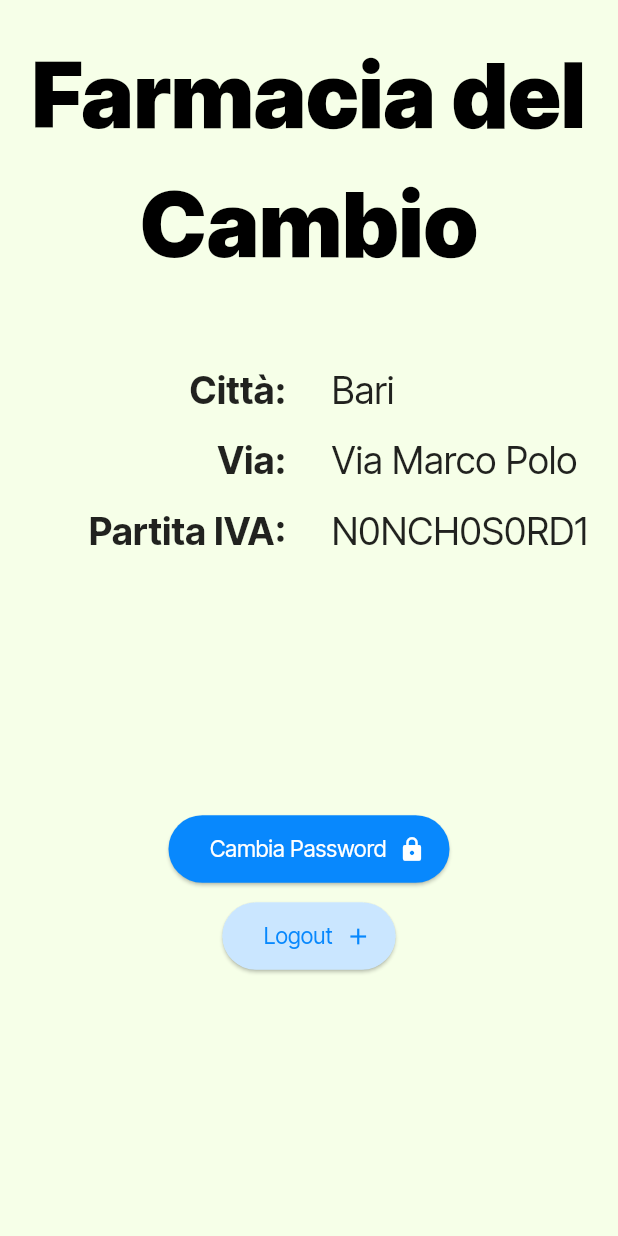
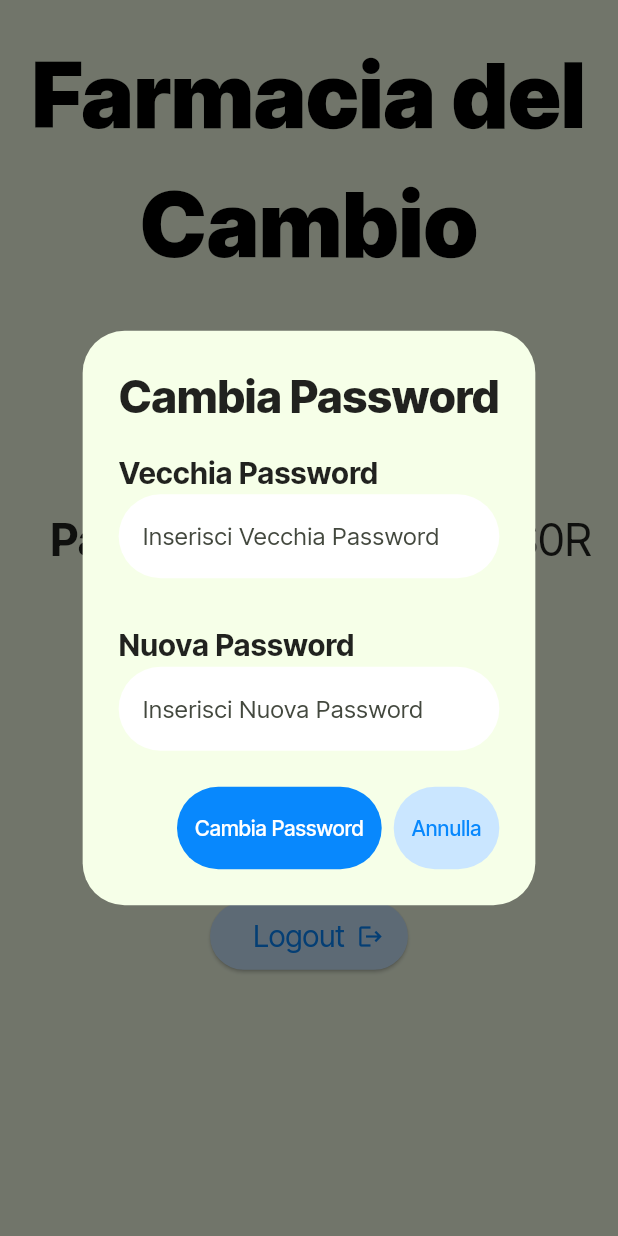
Before and after one commit to FLopriore/pharmate_farmacia, a Flutter app: the ProfilePage screen opened directly, after a tap on "Cambia Password", on a phone screen of 412 x 824 dp. Run offline on Flutter 3.47's test engine with Material 2 defaults, Android fonts, the phone set to English and light mode, and no system bars; our stand-ins replace google_fonts.

Commit message:
Improved Profile Page: Add Change Password PopUp

```diff
--- a/lib/screens/profile_page.dart
+++ b/lib/screens/profile_page.dart
@@ -1,5 +1,5 @@
 import 'package:flutter/material.dart';
-import 'package:pharmate_farmacia/widgets/profile_entry.dart';
+import 'package:pharmate_farmacia/widgets/change_password.dart';
 
 class ProfilePage extends StatelessWidget {
   const ProfilePage({super.key});
@@ -21,19 +21,7 @@ class ProfilePage extends StatelessWidget {
               textAlign: TextAlign.center,
             ),
               const SizedBox(height: 50,),
-              /*
-              const ProfileEntry(textParam: "Città: ", textEntry: 'Bari'),
-              const ProfileEntry(textParam: "Via: ", textEntry: 'Via Marco Polo'),
-              const ProfileEntry(textParam: "Partita IVA: ", textEntry: 'N0NCH0S0RD1'),*/
-
-              /*
-                  Text('Città: ',style: const TextStyle(fontWeight: FontWeight.bold,fontSize: 25),textAlign: TextAlign.end,),
-                  Text('Bari',style: const TextStyle(fontWeight: FontWeight.normal,fontSize: 25),textAlign: TextAlign.start,),
-                  Text('Via: ',style: const TextStyle(fontWeight: FontWeight.bold,fontSize: 25),textAlign: TextAlign.end,),
-                  Text('Via Marco Polo',style: const TextStyle(fontWeight: FontWeight.normal,fontSize: 25),textAlign: TextAlign.start,),
-                  Text('Partita IVA: ',style: const TextStyle(fontWeight: FontWeight.bold,fontSize: 25),textAlign: TextAlign.end,),
-                  Text('N0NCH0S0RD1',style: const TextStyle(fontWeight: FontWeight.normal,fontSize: 25),textAlign: TextAlign.start,), */
-              SizedBox(width: 400, height: 250,
+              SizedBox(width: 500, height: 250,
               child:GridView.count(
                   shrinkWrap: true,
                   primary: false,
@@ -42,12 +30,12 @@ class ProfilePage extends StatelessWidget {
                   childAspectRatio: 5,
                   crossAxisCount: 2,
                   children: <Widget>[
-                  Text('Città: ',style: const TextStyle(fontWeight: FontWeight.bold,fontSize: 25),textAlign: TextAlign.end,),
-                  Text('Bari',style: const TextStyle(fontWeight: FontWeight.normal,fontSize: 25),textAlign: TextAlign.start,),
-                  Text('Via: ',style: const TextStyle(fontWeight: FontWeight.bold,fontSize: 25),textAlign: TextAlign.end,),
-                  Text('Via Marco Polo',style: const TextStyle(fontWeight: FontWeight.normal,fontSize: 25),textAlign: TextAlign.start,),
-                  Text('Partita IVA: ',style: const TextStyle(fontWeight: FontWeight.bold,fontSize: 25),textAlign: TextAlign.end,),
-                  Text('N0NCH0S0RD1',style: const TextStyle(fontWeight: FontWeight.normal,fontSize: 25),textAlign: TextAlign.start,),
+                  Text('Città: ',style: const TextStyle(fontWeight: FontWeight.bold,fontSize: 30),textAlign: TextAlign.end,),
+                  Text('Bari',style: const TextStyle(fontWeight: FontWeight.normal,fontSize: 30),textAlign: TextAlign.start,),
+                  Text('Via: ',style: const TextStyle(fontWeight: FontWeight.bold,fontSize: 30),textAlign: TextAlign.end,),
+                  Text('Via Marco Polo',style: const TextStyle(fontWeight: FontWeight.normal,fontSize: 30),textAlign: TextAlign.start,),
+                  Text('Partita IVA: ',style: const TextStyle(fontWeight: FontWeight.bold,fontSize: 30),textAlign: TextAlign.end,),
+                  Text('N0NCH0S0RD1',style: const TextStyle(fontWeight: FontWeight.normal,fontSize: 30),textAlign: TextAlign.start,),
                   ],
                 ),),
               const SizedBox(height: 50,),
@@ -59,9 +47,9 @@ class ProfilePage extends StatelessWidget {
                     foregroundColor: Colors.white,
                     fixedSize: Size.fromHeight(45),
                   ),
-                  onPressed: (){},
+                  onPressed: () => showDialog(context: context, builder: (BuildContext context) => ChangePass()),
                   icon:const Icon(Icons.lock),
-                  label: const Text("Cambia Password ",style: TextStyle(fontWeight: FontWeight.normal,fontSize: 15),)),), //TODO: Change Password PopUp
+                  label: const Text("Cambia Password ",style: TextStyle(fontWeight: FontWeight.normal,fontSize: 20),)),), //TODO: Change Password PopUp
               const SizedBox(height: 10,),
               Directionality(
                 textDirection: TextDirection.rtl,
@@ -72,8 +60,8 @@ class ProfilePage extends StatelessWidget {
                     fixedSize: Size.fromHeight(45),
                   ),
                   onPressed: () {},
-                  icon:const Icon(Icons.add),
-                  label: const Text("Logout ",style: TextStyle(fontWeight: FontWeight.normal,fontSize: 15),)),),
+                  icon:const Icon(Icons.logout),
+                  label: const Text("Logout ",style: TextStyle(fontWeight: FontWeight.normal,fontSize: 20),)),),
       ],
       ),),);
 
--- a/lib/widgets/add_stock.dart
+++ b/lib/widgets/add_stock.dart
@@ -12,16 +12,16 @@ class _DialogAddStockState extends State<DialogAddStock> {
   @override
   Widget build(BuildContext context){
     return AlertDialog(
-      title: const Text("Aggiungi Giacenza",style: TextStyle(fontWeight: FontWeight.w800),),
+      title: const Text("Aggiungi Giacenza",style: TextStyle(fontWeight: FontWeight.w800,fontSize: 30),),
       content:Column(
         crossAxisAlignment: CrossAxisAlignment.stretch,
           //position
         mainAxisSize: MainAxisSize.min,
         children: [
-          const Text("Farmaco",style: TextStyle(fontWeight: FontWeight.bold),),
+          const Text("Farmaco",style: TextStyle(fontWeight: FontWeight.bold,fontSize: 20),),
           TextField(decoration: const InputDecoration(hintText: "Inserisci il codice del Farmaco",border: OutlineInputBorder(borderSide: BorderSide.none,borderRadius: BorderRadius.all(Radius.circular(40))),fillColor: Colors.white,filled: true,),inputFormatters: [FilteringTextInputFormatter.digitsOnly,]),
-          const SizedBox(height: 10,),
-          const Text("Quantità",style: TextStyle(fontWeight: FontWeight.bold),),
+          const SizedBox(height: 15,),
+          const Text("Quantità",style: TextStyle(fontWeight: FontWeight.bold,fontSize: 20),),
           TextField(decoration: const InputDecoration(hintText: "Qtà",border: OutlineInputBorder(borderSide: BorderSide.none,borderRadius: BorderRadius.all(Radius.circular(40))),fillColor: Colors.white,filled: true),inputFormatters: [FilteringTextInputFormatter.digitsOnly,],),
         ],),
       actions: [
@@ -30,7 +30,7 @@ class _DialogAddStockState extends State<DialogAddStock> {
           style: TextButton.styleFrom(
             backgroundColor: const Color(0xff0888fd),
             foregroundColor: Colors.white,
-            fixedSize: Size.fromHeight(45),
+            fixedSize: Size.fromHeight(55),
           ),
           child: const Text("Aggiungi"),), //TODO: Add to db the drugs
         TextButton(
@@ -38,7 +38,7 @@ class _DialogAddStockState extends State<DialogAddStock> {
           style: TextButton.styleFrom(
             backgroundColor: const Color(0xffCAE6FF),
             foregroundColor: const Color(0xff0888fd),
-            fixedSize: Size.fromHeight(45),
+            fixedSize: Size.fromHeight(55),
           ),
           child: const Text("Annulla"),),
       ],
--- /dev/null
+++ b/lib/widgets/change_password.dart
@@ -0,0 +1,47 @@
+import 'package:flutter/material.dart';
+import 'package:flutter/services.dart';
+
+class ChangePass extends StatefulWidget {
+  const ChangePass({super.key});
+
+  @override
+  State<ChangePass> createState() => _ChangePassState();
+}
+class _ChangePassState extends State<ChangePass> {
+
+  @override
+  Widget build(BuildContext context){
+    return AlertDialog(
+      title: const Text("Cambia Password",style: TextStyle(fontWeight: FontWeight.w800,fontSize: 30),),
+      content:Column(
+        crossAxisAlignment: CrossAxisAlignment.stretch,
+          //position
+        mainAxisSize: MainAxisSize.min,
+        children: [
+          const Text("Vecchia Password",style: TextStyle(fontWeight: FontWeight.bold,fontSize: 20),),
+          SizedBox(width:250,child:TextField(obscureText: true,decoration: const InputDecoration(hintText: "Inserisci Vecchia Password",border: OutlineInputBorder(borderSide: BorderSide.none,borderRadius: BorderRadius.all(Radius.circular(40))),fillColor: Colors.white,filled: true,)),),
+          Padding(padding: EdgeInsets.symmetric(vertical: 15,horizontal: 100)),
+          const Text("Nuova Password",style: TextStyle(fontWeight: FontWeight.bold,fontSize: 20),),
+          SizedBox(width:250,child:TextField(obscureText: true,decoration: const InputDecoration(hintText: "Inserisci Nuova Password",border: OutlineInputBorder(borderSide: BorderSide.none,borderRadius: BorderRadius.all(Radius.circular(40))),fillColor: Colors.white,filled: true),),),
+        ],),
+      actions: [
+        TextButton(
+          onPressed: (){},
+          style: TextButton.styleFrom(
+            backgroundColor: const Color(0xff0888fd),
+            foregroundColor: Colors.white,
+            fixedSize: Size.fromHeight(55),
+          ),
+          child: const Text("Cambia Password"),), //TODO: Add to db the drugs
+        TextButton(
+          onPressed: (){Navigator.pop(context);},
+          style: TextButton.styleFrom(
+            backgroundColor: const Color(0xffCAE6FF),
+            foregroundColor: const Color(0xff0888fd),
+            fixedSize: Size.fromHeight(55),
+          ),
+          child: const Text("Annulla"),),
+      ],
+    );
+  }
+}
```
